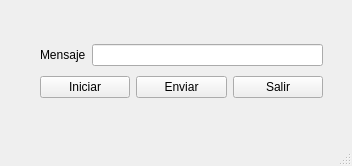
jhon0596/TareaExtraclase1, file tarea1/mainwindow.ui: the form before one commit.
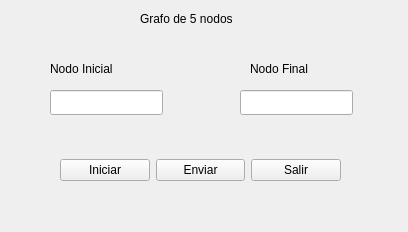
The form after the commit.

Commit message: algoritmo dijkstra,grafo y comunicacion cliente servidor

Patch:
```diff
--- a/tarea1/mainwindow.ui
+++ b/tarea1/mainwindow.ui
@@ -6,8 +6,8 @@
    <rect>
     <x>0</x>
     <y>0</y>
-    <width>352</width>
-    <height>166</height>
+    <width>408</width>
+    <height>232</height>
    </rect>
   </property>
   <property name="windowTitle">
@@ -17,28 +17,12 @@
    <widget class="QWidget" name="">
     <property name="geometry">
      <rect>
-      <x>40</x>
-      <y>40</y>
-      <width>283</width>
-      <height>62</height>
+      <x>60</x>
+      <y>140</y>
+      <width>281</width>
+      <height>60</height>
      </rect>
     </property>
-    <layout class="QVBoxLayout" name="verticalLayout">
-     <item>
-      <layout class="QHBoxLayout" name="horizontalLayout">
-       <item>
-        <widget class="QLabel" name="label">
-         <property name="text">
-          <string>Mensaje</string>
-         </property>
-        </widget>
-       </item>
-       <item>
-        <widget class="QLineEdit" name="mensaje"/>
-       </item>
-      </layout>
-     </item>
-     <item>
       <layout class="QHBoxLayout" name="horizontalLayout_2">
        <item>
         <widget class="QPushButton" name="botonIniciar">
@@ -62,11 +46,67 @@
         </widget>
        </item>
       </layout>
-     </item>
-    </layout>
    </widget>
-  </widget>
-  <widget class="QStatusBar" name="statusbar"/>
+   <widget class="QLabel" name="label">
+    <property name="geometry">
+     <rect>
+      <x>50</x>
+      <y>60</y>
+      <width>101</width>
+      <height>17</height>
+     </rect>
+    </property>
+    <property name="text">
+     <string>Nodo Inicial</string>
+    </property>
+   </widget>
+   <widget class="QLabel" name="label_2">
+    <property name="geometry">
+     <rect>
+      <x>250</x>
+      <y>60</y>
+      <width>91</width>
+      <height>17</height>
+     </rect>
+    </property>
+    <property name="text">
+     <string>Nodo Final</string>
+    </property>
+   </widget>
+   <widget class="QLineEdit" name="lineEditNI">
+    <property name="geometry">
+     <rect>
+      <x>50</x>
+      <y>90</y>
+      <width>113</width>
+      <height>25</height>
+     </rect>
+    </property>
+   </widget>
+   <widget class="QLineEdit" name="lineEditNF">
+    <property name="geometry">
+     <rect>
+      <x>240</x>
+      <y>90</y>
+      <width>113</width>
+      <height>25</height>
+     </rect>
+    </property>
+   </widget>
+   <widget class="QLabel" name="label_3">
+    <property name="geometry">
+     <rect>
+      <x>140</x>
+      <y>10</y>
+      <width>121</width>
+      <height>17</height>
+     </rect>
+    </property>
+    <property name="text">
+     <string>Grafo de 5 nodos</string>
+    </property>
+   </widget>
+  </widget>
  </widget>
  <resources/>
  <connections/>
```
Lines whose indentation alone changed are shown as unchanged. The commit also changes 18 other files.
